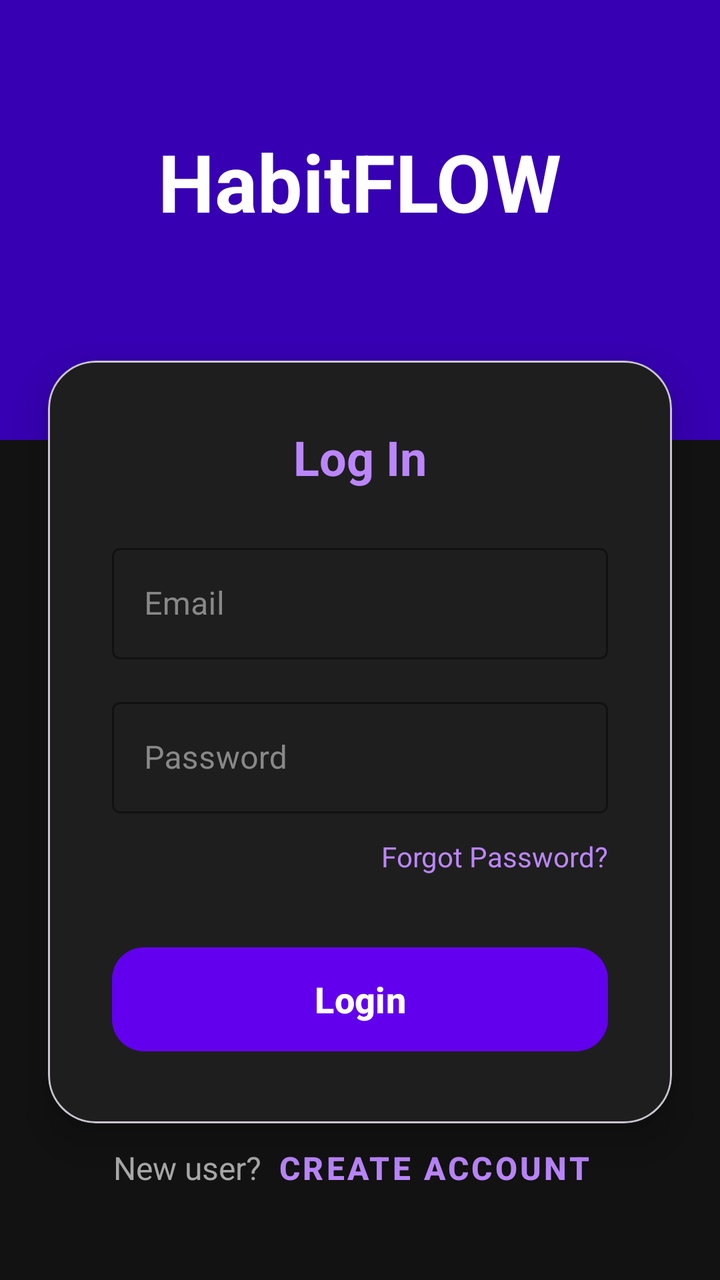
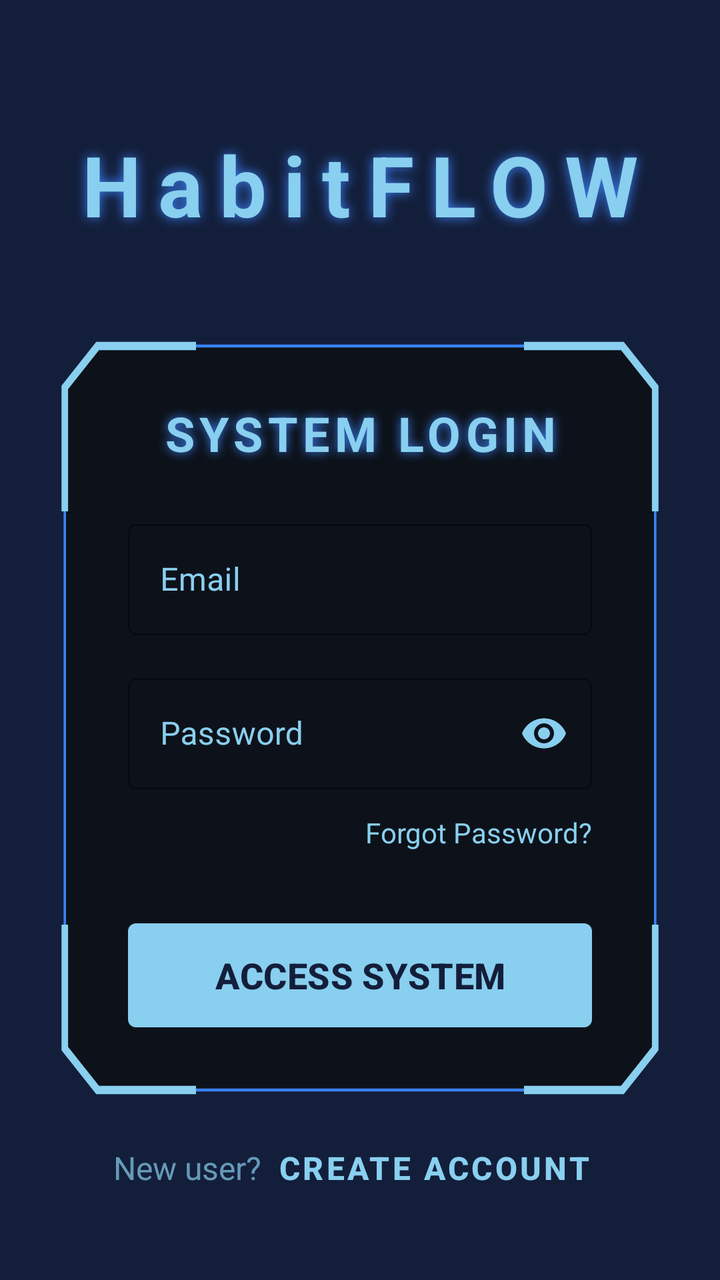

Two renders of the same Android screen: before a commit and after it. Below are the layout's source before the change and the commit's diff.
<!-- AndroidManifest.xml: application theme Theme.HabitFLOWS -->
<!-- res/layout/activity_login_menu.xml -->
<?xml version="1.0" encoding="utf-8"?>
<androidx.constraintlayout.widget.ConstraintLayout xmlns:android="http://schemas.android.com/apk/res/android"
    xmlns:app="http://schemas.android.com/apk/res-auto"
    xmlns:tools="http://schemas.android.com/tools"
    android:id="@+id/main"
    android:layout_width="match_parent"
    android:layout_height="match_parent"
    android:background="@color/background_black"
    tools:context=".LoginMenu">

    <View
        android:id="@+id/viewHeader"
        android:layout_width="match_parent"
        android:layout_height="220dp"
        android:background="@color/purple_700"
        app:layout_constraintTop_toTopOf="parent" />

    <TextView
        android:id="@+id/logInTitle"
        android:layout_width="wrap_content"
        android:layout_height="wrap_content"
        android:layout_marginTop="64dp"
        android:text="HabitFLOW"
        android:textColor="@color/white"
        android:textSize="40sp"
        android:textStyle="bold"
        app:layout_constraintEnd_toEndOf="parent"
        app:layout_constraintStart_toStartOf="parent"
        app:layout_constraintTop_toTopOf="parent" />

    <com.google.android.material.card.MaterialCardView
        android:id="@+id/loginCard"
        android:layout_width="match_parent"
        android:layout_height="wrap_content"
        android:layout_marginStart="24dp"
        android:layout_marginTop="-40dp"
        android:layout_marginEnd="24dp"
        app:cardBackgroundColor="@color/surface_dark"
        app:cardCornerRadius="24dp"
        app:cardElevation="12dp"
        app:layout_constraintTop_toBottomOf="@id/viewHeader">

        <LinearLayout
            android:layout_width="match_parent"
            android:layout_height="match_parent"
            android:orientation="vertical"
            android:padding="32dp">

            <TextView
                android:layout_width="wrap_content"
                android:layout_height="wrap_content"
                android:layout_gravity="center"
                android:layout_marginBottom="24dp"
                android:text="Log In"
                android:textColor="@color/purple_200"
                android:textSize="24sp"
                android:textStyle="bold" />

            <com.google.android.material.textfield.TextInputLayout
                style="@style/Widget.MaterialComponents.TextInputLayout.OutlinedBox"
                android:layout_width="match_parent"
                android:layout_height="wrap_content"
                android:hint="Email"
                android:textColorHint="#888888"
                app:boxStrokeColor="@color/purple_500"
                app:hintTextColor="@color/purple_200"
                app:startIconTint="@color/purple_200">

                <com.google.android.material.textfield.TextInputEditText
                    android:id="@+id/logInEmail"
                    android:layout_width="match_parent"
                    android:layout_height="wrap_content"
                    android:inputType="textEmailAddress"
                    android:textColor="@color/white" />
            </com.google.android.material.textfield.TextInputLayout>

            <com.google.android.material.textfield.TextInputLayout
                style="@style/Widget.MaterialComponents.TextInputLayout.OutlinedBox"
                android:layout_width="match_parent"
                android:layout_height="wrap_content"
                android:layout_marginTop="16dp"
                android:hint="Password"
                android:textColorHint="#888888"
                app:boxStrokeColor="@color/purple_500"
                app:hintTextColor="@color/purple_200"
                app:passwordToggleTint="@color/purple_200"
                app:startIconTint="@color/purple_200">

                <com.google.android.material.textfield.TextInputEditText
                    android:id="@+id/logInPassword"
                    android:layout_width="match_parent"
                    android:layout_height="wrap_content"
                    android:inputType="textPassword"
                    android:textColor="@color/white" />
            </com.google.android.material.textfield.TextInputLayout>

            <TextView
                android:id="@+id/tvForgotPwd"
                android:layout_width="wrap_content"
                android:layout_height="wrap_content"
                android:layout_gravity="end"
                android:layout_marginTop="12dp"
                android:text="Forgot Password?"
                android:textColor="@color/purple_200"
                android:textSize="14sp" />

            <com.google.android.material.button.MaterialButton
                android:id="@+id/logInButton"
                android:layout_width="match_parent"
                android:layout_height="60dp"
                android:layout_marginTop="32dp"
                android:text="Login"
                android:textAllCaps="false"
                android:textSize="18sp"
                android:textStyle="bold"
                app:backgroundTint="@color/purple_500"
                app:cornerRadius="16dp" />

        </LinearLayout>
    </com.google.android.material.card.MaterialCardView>

    <LinearLayout
        android:layout_width="wrap_content"
        android:layout_height="wrap_content"
        android:layout_marginBottom="32dp"
        android:orientation="horizontal"
        app:layout_constraintBottom_toBottomOf="parent"
        app:layout_constraintEnd_toEndOf="parent"
        app:layout_constraintStart_toStartOf="parent">

        <TextView
            android:id="@+id/textViewNoAccount"
            android:layout_width="wrap_content"
            android:layout_height="wrap_content"
            android:text="New user?"
            android:textColor="#AAAAAA"
            android:textSize="16sp" />

        <Button
            android:id="@+id/signUpLinkBtn"
            style="@style/Widget.MaterialComponents.Button.TextButton"
            android:layout_width="wrap_content"
            android:layout_height="wrap_content"
            android:text="Create Account"
            android:textColor="@color/purple_200"
            android:textSize="16sp"
            android:textStyle="bold" />
    </LinearLayout>

</androidx.constraintlayout.widget.ConstraintLayout>
<!-- resources referenced by this layout -->
<resources>
  <color name="background_black">#121212</color>
  <color name="purple_200">#FFBB86FC</color>
  <color name="purple_500">#FF6200EE</color>
  <color name="purple_700">#FF3700B3</color>
  <color name="surface_dark">#1E1E1E</color>
  <color name="white">#FFFFFFFF</color>
  <style name="Theme.HabitFLOWS" parent="Base.Theme.HabitFLOWS" />
  <style name="Base.Theme.HabitFLOWS" parent="Theme.Material3.DayNight.NoActionBar">
          
          
      </style>
</resources>

<!-- the commit's change to res/layout/activity_login_menu.xml (unified diff, before → after) -->
@@ -5,124 +5,133 @@
     android:id="@+id/main"
     android:layout_width="match_parent"
     android:layout_height="match_parent"
-    android:background="@color/background_black"
+    android:background="@color/denim"
     tools:context=".LoginMenu">
 
-    <View
-        android:id="@+id/viewHeader"
-        android:layout_width="match_parent"
-        android:layout_height="220dp"
-        android:background="@color/purple_700"
-        app:layout_constraintTop_toTopOf="parent" />
-
+    
     <TextView
         android:id="@+id/logInTitle"
         android:layout_width="wrap_content"
         android:layout_height="wrap_content"
         android:layout_marginTop="64dp"
+        android:letterSpacing="0.2"
+        android:shadowColor="@color/border"
+        android:shadowDx="0"
+        android:shadowDy="0"
+        android:shadowRadius="15"
         android:text="HabitFLOW"
-        android:textColor="@color/white"
-        android:textSize="40sp"
+        android:textColor="@color/baby_blue"
+        android:textSize="42sp"
         android:textStyle="bold"
         app:layout_constraintEnd_toEndOf="parent"
         app:layout_constraintStart_toStartOf="parent"
         app:layout_constraintTop_toTopOf="parent" />
 
-    <com.google.android.material.card.MaterialCardView
-        android:id="@+id/loginCard"
-        android:layout_width="match_parent"
+    
+    <LinearLayout
+        android:id="@+id/loginContainer"
+        android:layout_width="0dp"
         android:layout_height="wrap_content"
-        android:layout_marginStart="24dp"
-        android:layout_marginTop="-40dp"
-        android:layout_marginEnd="24dp"
-        app:cardBackgroundColor="@color/surface_dark"
-        app:cardCornerRadius="24dp"
-        app:cardElevation="12dp"
-        app:layout_constraintTop_toBottomOf="@id/viewHeader">
+        android:layout_marginStart="16dp"
+        android:layout_marginTop="32dp"
+        android:layout_marginEnd="16dp"
+        android:background="@drawable/system"
+        android:orientation="vertical"
+        android:padding="48dp"
+        app:layout_constrainedWidth="true"
+        app:layout_constraintEnd_toEndOf="parent"
+        app:layout_constraintStart_toStartOf="parent"
+        app:layout_constraintTop_toBottomOf="@id/logInTitle"
+        app:layout_constraintWidth_max="550dp">
 
-        <LinearLayout
+        <TextView
             android:layout_width="match_parent"
-            android:layout_height="match_parent"
-            android:orientation="vertical"
-            android:padding="32dp">
+            android:layout_height="wrap_content"
+            android:layout_marginBottom="24dp"
+            android:gravity="center"
+            android:letterSpacing="0.1"
+            android:shadowColor="@color/border"
+            android:shadowDx="0"
+            android:shadowDy="0"
+            android:shadowRadius="12"
+            android:text="SYSTEM LOGIN"
+            android:textColor="@color/baby_blue"
+            android:textSize="24sp"
+            android:textStyle="bold" />
 
-            <TextView
-                android:layout_width="wrap_content"
-                android:layout_height="wrap_content"
-                android:layout_gravity="center"
-                android:layout_marginBottom="24dp"
-                android:text="Log In"
-                android:textColor="@color/purple_200"
-                android:textSize="24sp"
-                android:textStyle="bold" />
+        
+        <com.google.android.material.textfield.TextInputLayout
+            style="@style/Widget.MaterialComponents.TextInputLayout.OutlinedBox"
+            android:layout_width="match_parent"
+            android:layout_height="wrap_content"
+            android:hint="Email"
+            android:textColorHint="@color/baby_blue"
+            app:boxStrokeColor="@color/baby_blue"
+            app:hintTextColor="@color/baby_blue"
+            app:startIconTint="@color/baby_blue">
 
-            <com.google.android.material.textfield.TextInputLayout
-                style="@style/Widget.MaterialComponents.TextInputLayout.OutlinedBox"
+            <com.google.android.material.textfield.TextInputEditText
+                android:id="@+id/logInEmail"
                 android:layout_width="match_parent"
                 android:layout_height="wrap_content"
-                android:hint="Email"
-                android:textColorHint="#888888"
-                app:boxStrokeColor="@color/purple_500"
-                app:hintTextColor="@color/purple_200"
-                app:startIconTint="@color/purple_200">
+                android:inputType="textEmailAddress"
+                android:textColor="@color/white" />
+        </com.google.android.material.textfield.TextInputLayout>
 
-                <com.google.android.material.textfield.TextInputEditText
-                    android:id="@+id/logInEmail"
-                    android:layout_width="match_parent"
-                    android:layout_height="wrap_content"
-                    android:inputType="textEmailAddress"
-                    android:textColor="@color/white" />
-            </com.google.android.material.textfield.TextInputLayout>
+        
+        <com.google.android.material.textfield.TextInputLayout
+            style="@style/Widget.MaterialComponents.TextInputLayout.OutlinedBox"
+            android:layout_width="match_parent"
+            android:layout_height="wrap_content"
+            android:layout_marginTop="16dp"
+            android:hint="Password"
+            android:textColorHint="@color/baby_blue"
+            app:boxStrokeColor="@color/baby_blue"
+            app:hintTextColor="@color/baby_blue"
+            app:passwordToggleEnabled="true"
+            app:passwordToggleTint="@color/baby_blue"
+            app:startIconTint="@color/baby_blue">
 
-            <com.google.android.material.textfield.TextInputLayout
-                style="@style/Widget.MaterialComponents.TextInputLayout.OutlinedBox"
+            <com.google.android.material.textfield.TextInputEditText
+                android:id="@+id/logInPassword"
                 android:layout_width="match_parent"
                 android:layout_height="wrap_content"
-                android:layout_marginTop="16dp"
-                android:hint="Password"
-                android:textColorHint="#888888"
-                app:boxStrokeColor="@color/purple_500"
-                app:hintTextColor="@color/purple_200"
-                app:passwordToggleTint="@color/purple_200"
-                app:startIconTint="@color/purple_200">
+                android:inputType="textPassword"
+                android:textColor="@color/white" />
+        </com.google.android.material.textfield.TextInputLayout>
 
-                <com.google.android.material.textfield.TextInputEditText
-                    android:id="@+id/logInPassword"
-                    android:layout_width="match_parent"
-                    android:layout_height="wrap_content"
-                    android:inputType="textPassword"
-                    android:textColor="@color/white" />
-            </com.google.android.material.textfield.TextInputLayout>
+        <TextView
+            android:id="@+id/tvForgotPwd"
+            android:layout_width="wrap_content"
+            android:layout_height="wrap_content"
+            android:layout_gravity="end"
+            android:layout_marginTop="12dp"
+            android:text="Forgot Password?"
+            android:textColor="@color/baby_blue"
+            android:textSize="14sp" />
 
-            <TextView
-                android:id="@+id/tvForgotPwd"
-                android:layout_width="wrap_content"
-                android:layout_height="wrap_content"
-                android:layout_gravity="end"
-                android:layout_marginTop="12dp"
-                android:text="Forgot Password?"
-                android:textColor="@color/purple_200"
-                android:textSize="14sp" />
+        
+        <com.google.android.material.button.MaterialButton
+            android:id="@+id/logInButton"
+            android:layout_width="match_parent"
+            android:layout_height="60dp"
+            android:layout_marginTop="32dp"
+            android:text="ACCESS SYSTEM"
+            android:textAllCaps="true"
+            android:textColor="@color/denim"
+            android:textSize="18sp"
+            android:textStyle="bold"
+            app:backgroundTint="@color/baby_blue"
+            app:cornerRadius="4dp" />
 
-            <com.google.android.material.button.MaterialButton
-                android:id="@+id/logInButton"
-                android:layout_width="match_parent"
-                android:layout_height="60dp"
-                android:layout_marginTop="32dp"
-                android:text="Login"
-                android:textAllCaps="false"
-                android:textSize="18sp"
-                android:textStyle="bold"
-                app:backgroundTint="@color/purple_500"
-                app:cornerRadius="16dp" />
+    </LinearLayout>
 
-        </LinearLayout>
-    </com.google.android.material.card.MaterialCardView>
-
+    
     <LinearLayout
         android:layout_width="wrap_content"
         android:layout_height="wrap_content"
         android:layout_marginBottom="32dp"
+        android:gravity="center"
         android:orientation="horizontal"
         app:layout_constraintBottom_toBottomOf="parent"
         app:layout_constraintEnd_toEndOf="parent"
@@ -132,8 +141,9 @@
             android:id="@+id/textViewNoAccount"
             android:layout_width="wrap_content"
             android:layout_height="wrap_content"
+            android:alpha="0.7"
             android:text="New user?"
-            android:textColor="#AAAAAA"
+            android:textColor="@color/baby_blue"
             android:textSize="16sp" />
 
         <Button
@@ -142,7 +152,7 @@
             android:layout_width="wrap_content"
             android:layout_height="wrap_content"
             android:text="Create Account"
-            android:textColor="@color/purple_200"
+            android:textColor="@color/baby_blue"
             android:textSize="16sp"
             android:textStyle="bold" />
     </LinearLayout>
<!-- resource entries referenced after the edit -->
@@ -1,12 +1,54 @@
 <!-- resources referenced by this layout -->
 <resources>
-  <color name="background_black">#121212</color>
-  <color name="purple_200">#FFBB86FC</color>
-  <color name="purple_500">#FF6200EE</color>
-  <color name="purple_700">#FF3700B3</color>
-  <color name="surface_dark">#1E1E1E</color>
+  <color name="baby_blue">#89CFEF</color>
+  <color name="border">#3B82F6</color>
+  <color name="denim">#131E3A</color>
   <color name="white">#FFFFFFFF</color>
+  <!-- drawable system (drawable) -->
+  <?xml version="1.0" encoding="utf-8"?>
+  <vector xmlns:android="http://schemas.android.com/apk/res/android"
+      android:width="400dp"
+      android:height="400dp"
+      android:viewportWidth="400"
+      android:viewportHeight="400">
+  
+      
+      <path
+          android:fillAlpha="0.9"
+          android:fillColor="@color/background"
+          android:pathData="M40,20 L360,20 L380,40 L380,360 L360,380 L40,380 L20,360 L20,40 Z" />
+  
+      
+      <path
+          android:strokeColor="@color/border"
+          android:strokeWidth="1.5"
+          android:pathData="M40,20 L360,20 L380,40 L380,360 L360,380 L40,380 L20,360 L20,40 Z" />
+  
+      
+      <path
+          android:strokeColor="@color/baby_blue"
+          android:strokeWidth="4"
+          android:strokeLineCap="butt"
+          android:pathData="M20,100 V40 L40,20 H100" />
+      <path
+          android:strokeColor="@color/baby_blue"
+          android:strokeWidth="4"
+          android:strokeLineCap="butt"
+          android:pathData="M300,20 H360 L380,40 V100" />
+      <path
+          android:strokeColor="@color/baby_blue"
+          android:strokeWidth="4"
+          android:strokeLineCap="butt"
+          android:pathData="M20,300 V360 L40,380 H100" />
+      <path
+          android:strokeColor="@color/baby_blue"
+          android:strokeWidth="4"
+          android:strokeLineCap="butt"
+          android:pathData="M300,380 H360 L380,360 V300" />
+  
+  </vector>
   <style name="Theme.HabitFLOWS" parent="Base.Theme.HabitFLOWS" />
+  <color name="background">#0D1117</color>
   <style name="Base.Theme.HabitFLOWS" parent="Theme.Material3.DayNight.NoActionBar">
           
           
